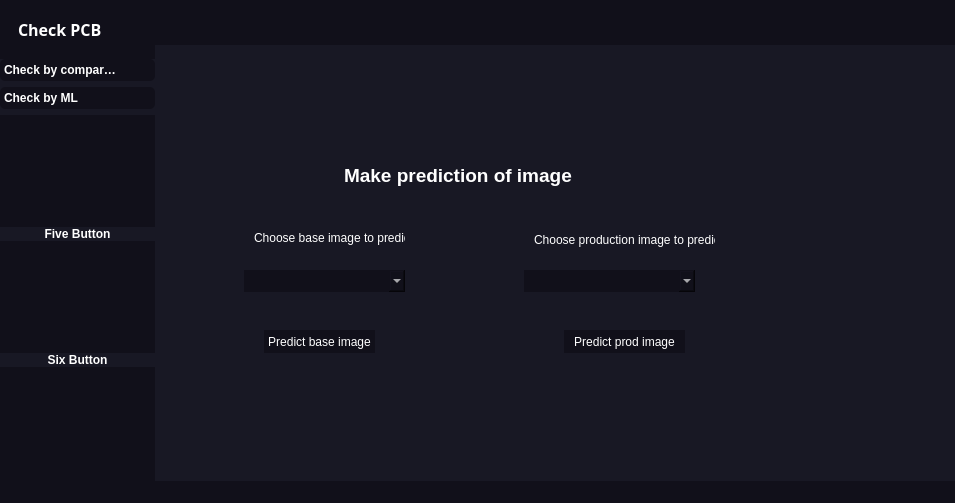
The window that check_pcb.ui (MarcinKrupnik/CheckPCB) describes before a commit, drawn with Qt 5.
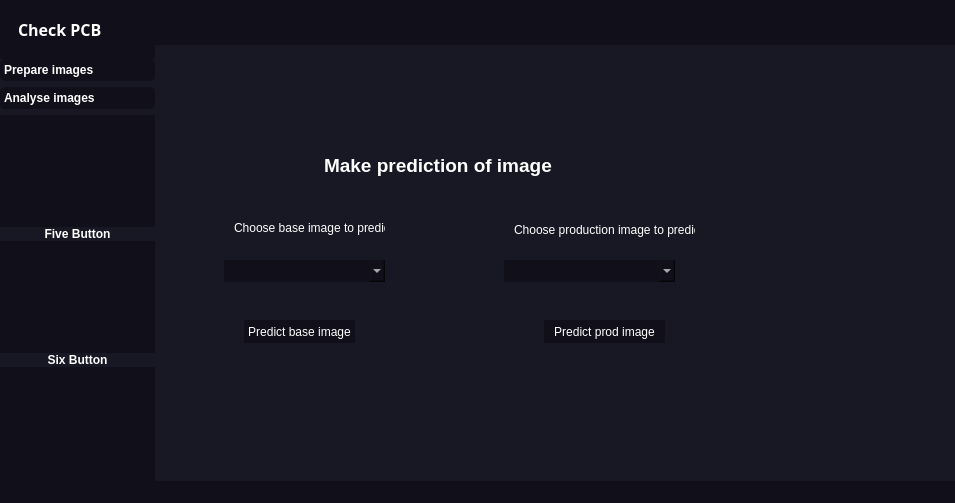
The same window after the commit. The open tabs and pages were chosen to show the change. Icons and pictures are not drawn.

```diff
--- a/check_pcb.ui
+++ b/check_pcb.ui
@@ -232,7 +232,7 @@
                   <normaloff>icons/chevron-down.svg</normaloff>icons/chevron-down.svg</iconset>
                 </attribute>
                 <attribute name="label">
-                 <string>Check by comparison</string>
+                 <string>Prepare images</string>
                 </attribute>
                 <layout class="QVBoxLayout" name="verticalLayout_6">
                  <property name="spacing">
@@ -317,7 +317,7 @@
                   <normaloff>icons/chevron-down.svg</normaloff>icons/chevron-down.svg</iconset>
                 </attribute>
                 <attribute name="label">
-                 <string>Check by ML</string>
+                 <string>Analyse images</string>
                 </attribute>
                 <layout class="QVBoxLayout" name="verticalLayout_7">
                  <property name="spacing">
@@ -990,10 +990,10 @@
                 <widget class="QFrame" name="frame_9">
                  <property name="geometry">
                   <rect>
-                   <x>10</x>
-                   <y>10</y>
-                   <width>631</width>
-                   <height>391</height>
+                   <x>-10</x>
+                   <y>0</y>
+                   <width>750</width>
+                   <height>430</height>
                   </rect>
                  </property>
                  <property name="frameShape">
```
Left out of the diff: 9 changed lines with no effect on the pictures.
